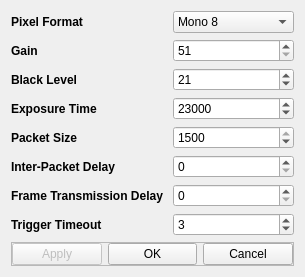
Spinarakk/defectmonitor, file gui/dialogCameraSettings.ui: the form before one commit.
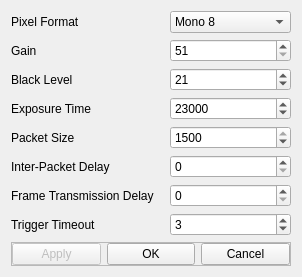
The form after the commit.

```diff
--- a/gui/dialogCameraSettings.ui
+++ b/gui/dialogCameraSettings.ui
@@ -6,7 +6,7 @@
    <rect>
     <x>0</x>
     <y>0</y>
-    <width>282</width>
+    <width>270</width>
     <height>251</height>
    </rect>
   </property>
@@ -89,12 +89,6 @@
    </item>
    <item row="1" column="0">
     <widget class="QLabel" name="labelGain">
-     <property name="font">
-      <font>
-       <weight>75</weight>
-       <bold>true</bold>
-      </font>
-     </property>
      <property name="toolTip">
       <string>Sets the selected gain control in device specific units.</string>
      </property>
@@ -105,12 +99,6 @@
    </item>
    <item row="6" column="0" colspan="2">
     <widget class="QLabel" name="labelFrameDelay">
-     <property name="font">
-      <font>
-       <weight>75</weight>
-       <bold>true</bold>
-      </font>
-     </property>
      <property name="toolTip">
       <string>Sets the frame transfer start delay (in ticks) for the selected stream channel.</string>
      </property>
@@ -143,12 +131,6 @@
    </item>
    <item row="0" column="0">
     <widget class="QLabel" name="labelPixelFormat">
-     <property name="font">
-      <font>
-       <weight>75</weight>
-       <bold>true</bold>
-      </font>
-     </property>
      <property name="toolTip">
       <string>Sets the format of the pixel data transmitted for acquired images.</string>
      </property>
@@ -159,12 +141,6 @@
    </item>
    <item row="7" column="0">
     <widget class="QLabel" name="labelTriggerTimeout">
-     <property name="font">
-      <font>
-       <weight>75</weight>
-       <bold>true</bold>
-      </font>
-     </property>
      <property name="toolTip">
       <string>Sets how long (in seconds) until the trigger can be triggered again. Timeout starts upon saving the image.</string>
      </property>
@@ -175,12 +151,6 @@
    </item>
    <item row="4" column="0">
     <widget class="QLabel" name="labelPacketSize">
-     <property name="font">
-      <font>
-       <weight>75</weight>
-       <bold>true</bold>
-      </font>
-     </property>
      <property name="toolTip">
       <string>Sets the packet size in bytes for the selected stream channel.</string>
      </property>
@@ -191,12 +161,6 @@
    </item>
    <item row="5" column="0">
     <widget class="QLabel" name="labelInterPacketDelay">
-     <property name="font">
-      <font>
-       <weight>75</weight>
-       <bold>true</bold>
-      </font>
-     </property>
      <property name="toolTip">
       <string>Sets the inter-packet delay (in ticks) for the selected stream channel.</string>
      </property>
@@ -233,12 +197,6 @@
    </item>
    <item row="3" column="0">
     <widget class="QLabel" name="labelExposureTime">
-     <property name="font">
-      <font>
-       <weight>75</weight>
-       <bold>true</bold>
-      </font>
-     </property>
      <property name="toolTip">
       <string>Directly sets the camera's exposure time in microseconds.</string>
      </property>
@@ -284,12 +242,6 @@
    </item>
    <item row="2" column="0">
     <widget class="QLabel" name="labelBlackLevel">
-     <property name="font">
-      <font>
-       <weight>75</weight>
-       <bold>true</bold>
-      </font>
-     </property>
      <property name="toolTip">
       <string>Sets the value of the selected black level control.</string>
      </property>
```
